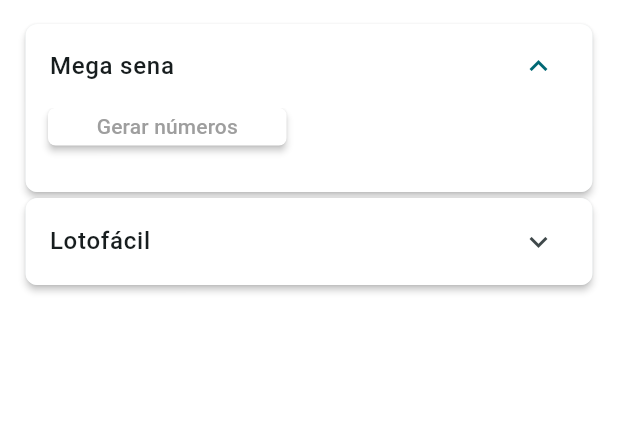
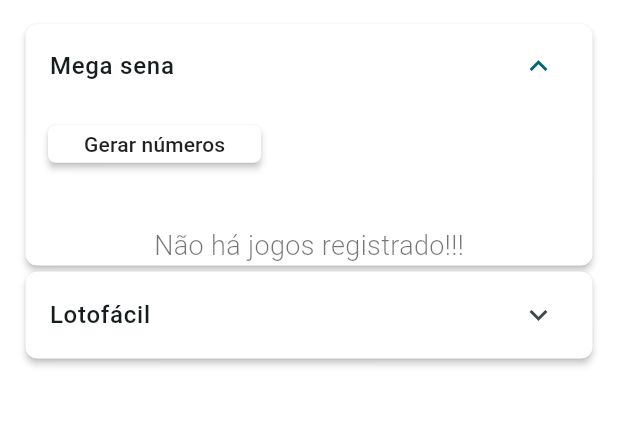
Before and after one commit to PereiraSantos/maiorChance, a Flutter app: the screen it shows after launch, after a tap on "Mega sena", on a phone screen of 412 x 824 dp, the part 63-490 px from its top. Run offline on Flutter 3.47's test engine with Material 3 defaults, Android fonts, the phone set to English and light mode, and no system bars; our stand-ins replace floor, sqflite; missing offline and left inert: excel; accounts and stored records are empty; generated files the repository leaves out were written again.

Commit message:
Adicionado entidade para salvar localmente os jogos e adicionado a listagem do jogos

```diff
--- /dev/null
+++ b/lib/dao/lottery_dao.dart
@@ -0,0 +1,14 @@
+import 'package:floor/floor.dart';
+import 'package:maior_chance/generate_game/entities/lottery.dart';
+
+@dao
+abstract class LotteryDao {
+  @Query('SELECT * FROM lottery where type = :type')
+  Future<List<Lottery>?> fintLotteryByType(int type);
+
+  @insert
+  Future<int> insertLottery(Lottery question);
+
+  @update
+  Future<int> updateLottery(Lottery lottery);
+}
--- /dev/null
+++ b/lib/database/app_database.dart
@@ -0,0 +1,21 @@
+import 'dart:async';
+
+import 'package:maior_chance/dao/lottery_dao.dart';
+import 'package:maior_chance/generate_game/entities/lottery.dart';
+// ignore: depend_on_referenced_packages
+import 'package:sqflite/sqflite.dart' as sqflite;
+
+import 'package:floor/floor.dart';
+
+part 'app_database.g.dart';
+
+@Database(version: 1, entities: [
+  Lottery,
+])
+abstract class AppDatabase extends FloorDatabase {
+  LotteryDao get lotteryDao;
+}
+
+Future<AppDatabase> getInstance() async {
+  return await $FloorAppDatabase.databaseBuilder('app_database.db').build();
+}
--- a/lib/generate_game/entities/lottery.dart
+++ b/lib/generate_game/entities/lottery.dart
@@ -1,26 +1,98 @@
+import 'package:floor/floor.dart';
+
+@Entity(tableName: 'lottery')
 class Lottery {
-  String contest;
-  String date;
-  int one;
-  int two;
-  int three;
-  int four;
-  int five;
-  int six;
+  @PrimaryKey(autoGenerate: true)
+  @ColumnInfo(name: 'id')
+  int? id;
+
+  @ColumnInfo(name: 'type')
+  int? type;
+
+  @ColumnInfo(name: 'one')
+  int? one;
+
+  @ColumnInfo(name: 'two')
+  int? two;
+
+  @ColumnInfo(name: 'three')
+  int? three;
+
+  @ColumnInfo(name: 'four')
+  int? four;
+
+  @ColumnInfo(name: 'five')
+  int? five;
+
+  @ColumnInfo(name: 'six')
+  int? six;
+
+  @ColumnInfo(name: 'seven')
+  int? seven;
+
+  @ColumnInfo(name: 'eight')
+  int? eight;
+
+  @ColumnInfo(name: 'nine')
+  int? nine;
+
+  @ColumnInfo(name: 'ten')
+  int? ten;
+
+  @ColumnInfo(name: 'eleven')
+  int? eleven;
+
+  @ColumnInfo(name: 'twelve')
+  int? twelve;
+
+  @ColumnInfo(name: 'thirteen')
+  int? thirteen;
+
+  @ColumnInfo(name: 'fourteen')
+  int? fourteen;
+
+  @ColumnInfo(name: 'fifteen')
+  int? fifteen;
 
   Lottery({
-    required this.contest,
-    required this.date,
-    required this.one,
-    required this.two,
-    required this.three,
-    required this.four,
-    required this.five,
-    required this.six,
+    this.id,
+    this.type,
+    this.one,
+    this.two,
+    this.three,
+    this.four,
+    this.five,
+    this.six,
+    this.seven,
+    this.eight,
+    this.nine,
+    this.ten,
+    this.eleven,
+    this.twelve,
+    this.thirteen,
+    this.fourteen,
+    this.fifteen,
   });
 
   @override
   String toString() {
-    return 'contest: $contest date: $date one: $one two: $two three: $three: four: $four five: $five six: $six';
+    var result = '';
+    if (one != null) result += '$one ';
+    if (two != null) result += '- $two ';
+    if (three != null) result += '- $three ';
+    if (four != null) result += '- $four ';
+    if (five != null) result += '- $five ';
+    if (six != null) result += '- $six ';
+    if (seven != null) result += '- $seven ';
+    if (eight != null) result += '- $eight';
+    if (nine != null) result += '- $nine ';
+    if (ten != null) result += '- $ten ';
+    if (eleven != null) result += '- $eleven ';
+    if (twelve != null) result += '- $twelve ';
+    if (thirteen != null) result += '- $thirteen ';
+    if (fourteen != null) result += '- $fourteen ';
+    if (fifteen != null) result += '- $fifteen ';
+
+    return result;
   }
 }
--- a/lib/widgets/expansion_tile_widgets.dart
+++ b/lib/widgets/expansion_tile_widgets.dart
@@ -1,16 +1,20 @@
 import 'package:flutter/material.dart';
+import 'package:maior_chance/database/app_database.dart';
+import 'package:maior_chance/generate_game/entities/lottery.dart';
 
 class ExpansionTileWidgets extends StatefulWidget {
   const ExpansionTileWidgets({
     super.key,
     required this.label,
     required this.onClickGeneratesGame,
-    required this.onClickCompare,
+    required this.onClickInsert,
+    required this.type,
   });
 
   final String label;
   final List<int> Function() onClickGeneratesGame;
-  final Function(List<int>) onClickCompare;
+  final Function(List<int>) onClickInsert;
+  final int type;
 
   @override
   State<ExpansionTileWidgets> createState() => _ExpansionTileWidgetsState();
@@ -18,6 +22,11 @@
 
 class _ExpansionTileWidgetsState extends State<ExpansionTileWidgets> {
   List<int> game = [];
+
+  Future<List<Lottery>?> fintLotteryByType() async {
+    AppDatabase appDatabase = await getInstance();
+    return await appDatabase.lotteryDao.fintLotteryByType(widget.type);
+  }
 
   @override
   Widget build(BuildContext context) {
@@ -38,39 +47,36 @@
           Column(
             crossAxisAlignment: CrossAxisAlignment.start,
             children: [
-              Row(
+              Padding(
+                padding: const EdgeInsets.only(left: 15, right: 15),
+                child: Row(
                   mainAxisAlignment: MainAxisAlignment.spaceBetween,
                   children: [
-                  Expanded(
-                    child: Container(
-                      width: double.maxFinite,
-                      height: 25,
-                      margin: EdgeInsets.only(left: 15, right: 15),
-                      child: ElevatedButton(
-                        onPressed: () async {
+                    ElevatedButton(
+                      style: ElevatedButton.styleFrom(
+                        minimumSize: const Size(20, 25),
+                      ),
+                      onPressed: () {
                         game = widget.onClickGeneratesGame();
                         setState(() {});
                       },
-                        child: const Text('Gerar números', style: TextStyle(color: Colors.grey)),
+                      child: const Text('Gerar números', style: TextStyle(color: Colors.black87)),
                     ),
+                    Visibility(
+                      visible: game.isNotEmpty,
+                      child: ElevatedButton(
+                        style: ElevatedButton.styleFrom(
+                          minimumSize: const Size(60, 25),
                         ),
-                  ),
-                  Expanded(
-                    child: Container(
-                      width: double.maxFinite,
-                      height: 20,
-                      margin: EdgeInsets.only(right: 15),
-                      /* child: ElevatedButton(
-                        onPressed: () async {
-                          if (game.isEmpty) return;
-                          widget.onClickCompare(game);
-                          setState(() {});
+                        onPressed: () {
+                          widget.onClickInsert(game);
+                          setState(() => game = []);
                         },
-                        child: const Text('Verificar jogo', style: TextStyle(color: Colors.grey)),
-                      ),*/
+                        child: const Text('Salvar jogo', style: TextStyle(color: Colors.black87)),
                       ),
                     ),
                   ],
+                ),
               ),
               Visibility(
                 visible: game.isNotEmpty,
@@ -83,6 +89,49 @@
                 padding: const EdgeInsets.only(left: 15, right: 15, bottom: 10),
                 child: Text(game.join(' - ')),
               ),
+              FutureBuilder(
+                future: fintLotteryByType(),
+                builder: (BuildContext context, AsyncSnapshot<List<Lottery>?> snapshot) {
+                  if (snapshot.hasData) {
+                    if (snapshot.data!.isNotEmpty) {
+                      return Column(
+                        crossAxisAlignment: CrossAxisAlignment.start,
+                        children: [
+                          Padding(
+                            padding: const EdgeInsets.only(left: 15.0),
+                            child: Text('Jogos registrados', style: TextStyle(fontSize: 18)),
+                          ),
+                          ListView.separated(
+                            itemCount: snapshot.data!.length,
+                            shrinkWrap: true,
+                            physics: const NeverScrollableScrollPhysics(),
+                            separatorBuilder: (context, index) {
+                              return const Divider(endIndent: 15, indent: 15, height: 1, color: Colors.black12);
+                            },
+                            itemBuilder: (context, index) {
+                              return Padding(
+                                padding: const EdgeInsets.only(left: 15, right: 15),
+                                child: Text(snapshot.data![index].toString()),
+                              );
+                            },
+                          ),
+                        ],
+                      );
+                    } else {
+                      return const Center(
+                        child: Text(
+                          "Não há jogos registrado!!!",
+                          style: TextStyle(fontSize: 18, color: Colors.black54, fontWeight: FontWeight.w300),
+                        ),
+                      );
+                    }
+                  } else {
+                    return const Center(
+                      child: CircularProgressIndicator(),
+                    );
+                  }
+                },
+              ),
             ],
           ),
         ],
--- a/pubspec.yaml
+++ b/pubspec.yaml
@@ -36,6 +36,8 @@
   # Use with the CupertinoIcons class for iOS style icons.
   cupertino_icons: ^1.0.8
   excel: ^4.0.6
+  intl: ^0.19.0
+  floor: ^1.5.0
 
 dev_dependencies:
   flutter_test:
@@ -47,6 +49,8 @@
   # package. See that file for information about deactivating specific lint
   # rules and activating additional ones.
   flutter_lints: ^5.0.0
+  floor_generator: ^1.5.0
+  build_runner: ^2.4.14
 
 
 # For information on the generic Dart part of this file, see the
```
Also changed, not shown: lib/generate_game/page/generete_game_page.dart (+42 -7 lines), lib/utils/message_user.dart (added, +12 -0 lines), lib/database/app_database.g.dart (added), pubspec.lock. Lines whose indentation alone changed are shown as unchanged.
